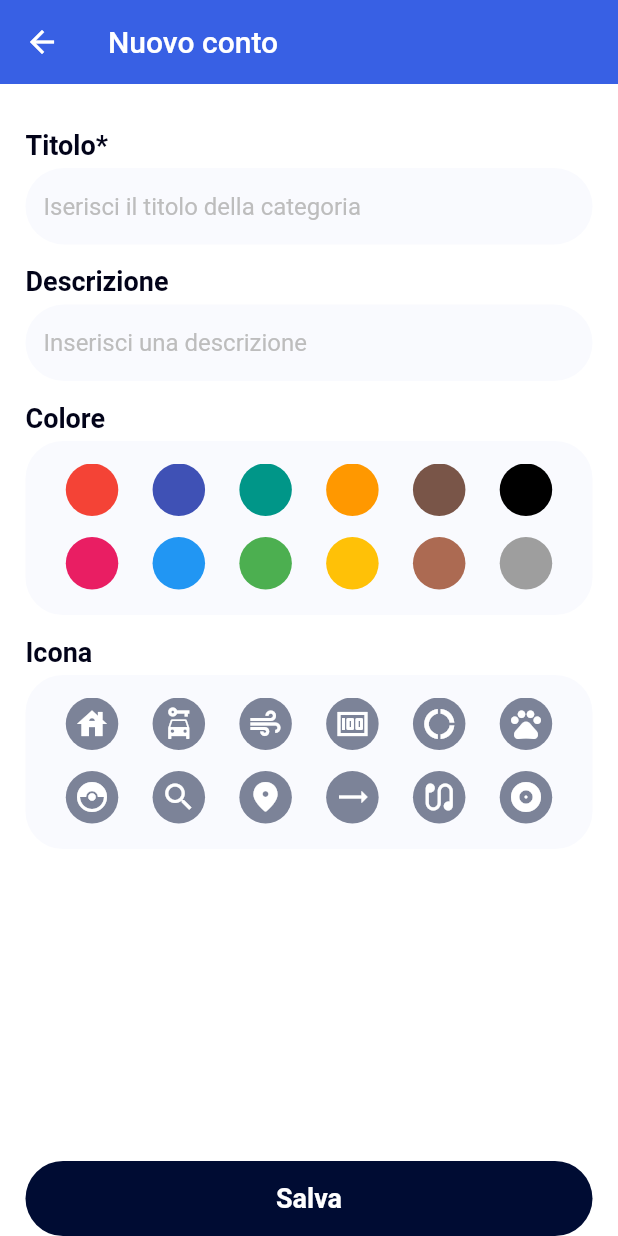
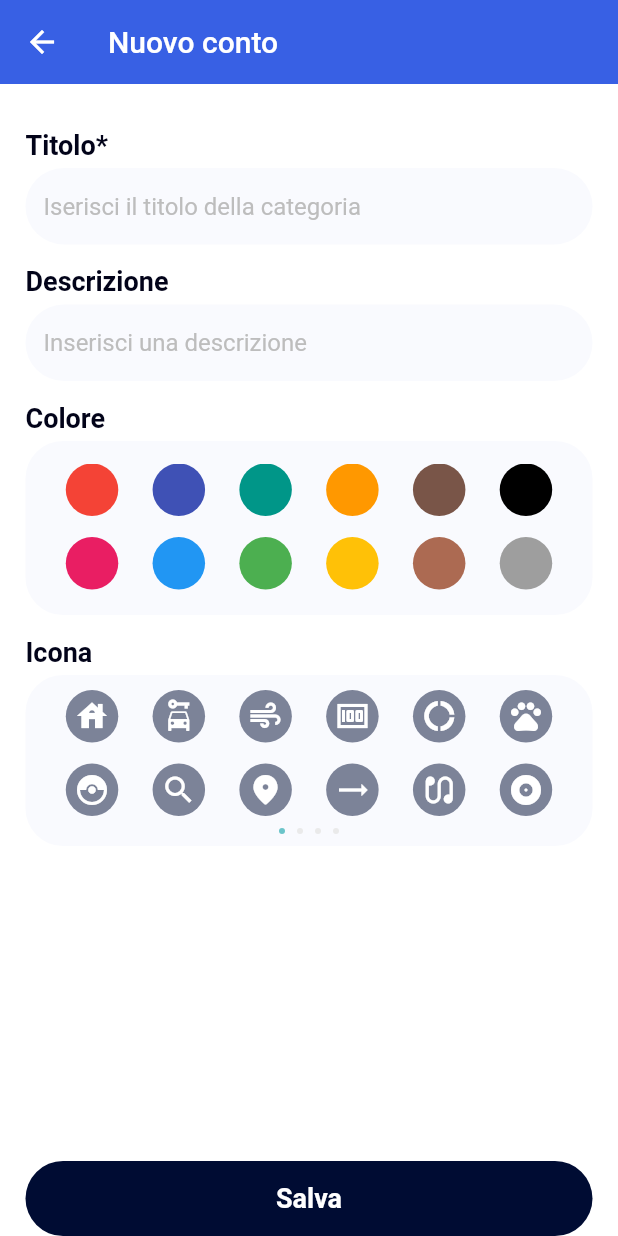
Before and after one commit to ernestodecrecchio/Moneye-Money-Manager, a Flutter app: the NewAccountPage screen opened by its route, on a phone screen of 412 x 824 dp. Run offline on Flutter 3.47's test engine with Material 2 defaults, Android fonts, the phone set to English and light mode, and no system bars; our stand-ins replace fl_chart, font_awesome_flutter, salomon_bottom_bar, sqflite; accounts and stored records are empty.

Commit message:
Icon pcikeer page indicator and pagging

```diff
--- a/expense_tracker/lib/pages/common/inline_icon_picker.dart
+++ b/expense_tracker/lib/pages/common/inline_icon_picker.dart
@@ -19,12 +19,28 @@ class InlineIconPicker extends StatefulWidget {
 
 class _InlineIconPickerState extends State<InlineIconPicker> {
   final _controller = PageController();
+  int selectedIndex = 0;
+
+  late List<Widget> _pageList;
+
+  @override
+  void initState() {
+    super.initState();
+
+    _pageList = [
+      _buildPage1(),
+      _buildPage1(),
+      _buildPage1(),
+      _buildPage1(),
+    ];
+  }
 
   @override
   Widget build(BuildContext context) {
     return Container(
-      height: 116,
-      padding: const EdgeInsets.symmetric(horizontal: 22, vertical: 15),
+      height: 114,
+      clipBehavior: Clip.antiAlias,
+      padding: const EdgeInsets.only(top: 10, bottom: 5),
       decoration: BoxDecoration(
           color: CustomColors.lightBlue,
           borderRadius: BorderRadius.circular(25)),
@@ -40,15 +56,35 @@ class _InlineIconPickerState extends State<InlineIconPicker> {
   }
 
   Widget _buildPageView() {
-    return PageView(
-      controller: _controller,
+    return Column(
+      mainAxisAlignment: MainAxisAlignment.center,
       children: [
-        _buildPage1(),
+        Expanded(
+          child: PageView.builder(
+            controller: _controller,
+            onPageChanged: (int page) {
+              setState(() {
+                selectedIndex = page;
+              });
+            },
+            itemCount: _pageList.length,
+            itemBuilder: (context, index) {
+              return Padding(
+                padding: const EdgeInsets.symmetric(horizontal: 22),
+                child: _buildPage1(),
+              );
+            },
+          ),
+        ),
+        Row(
+          mainAxisAlignment: MainAxisAlignment.center,
+          children: [..._buildPageIndicator()],
+        )
       ],
     );
   }
 
-  _buildPage1() {
+  Widget _buildPage1() {
     return Wrap(
       spacing: 18,
       alignment: WrapAlignment.spaceEvenly,
@@ -92,4 +128,28 @@ class _InlineIconPickerState extends State<InlineIconPicker> {
           )),
     );
   }
+
+  List<Widget> _buildPageIndicator() {
+    List<Widget> list = [];
+    for (int i = 0; i < _pageList.length; i++) {
+      list.add(i == selectedIndex ? _indicator(true) : _indicator(false));
+    }
+    return list;
+  }
+
+  Widget _indicator(bool isActive) {
+    return SizedBox(
+      height: 10,
+      child: AnimatedContainer(
+        duration: const Duration(milliseconds: 150),
+        margin: const EdgeInsets.symmetric(horizontal: 4.0),
+        height: isActive ? 4 : 4,
+        width: isActive ? 4 : 4,
+        decoration: BoxDecoration(
+          shape: BoxShape.circle,
+          color: isActive ? const Color(0XFF6BC4C9) : const Color(0XFFEAEAEA),
+        ),
+      ),
+    );
+  }
 }
```
